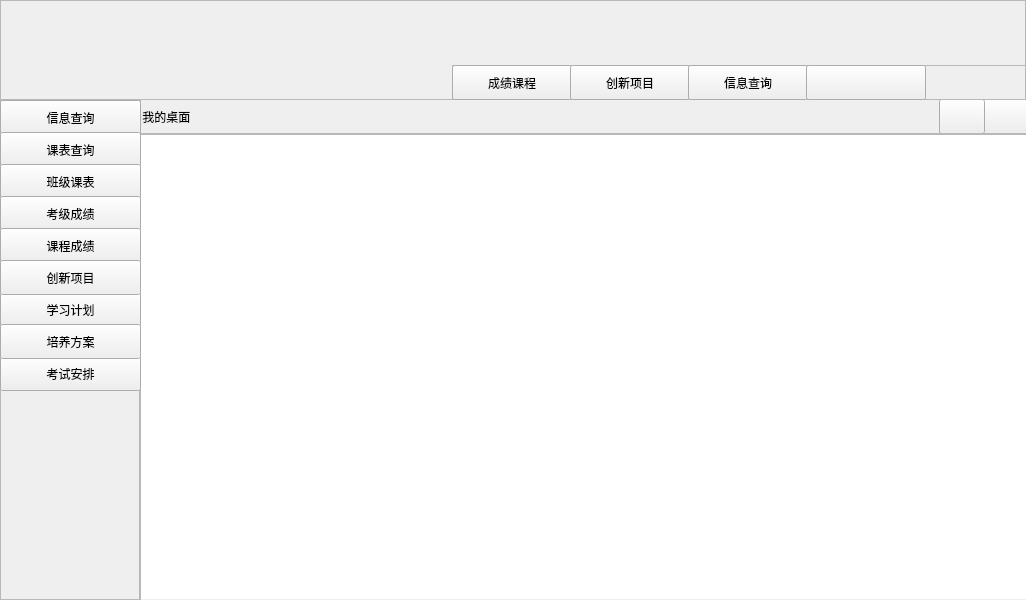
JockJo/fjj, file edumana/edumana/ui/teacher.ui: the form before one commit.
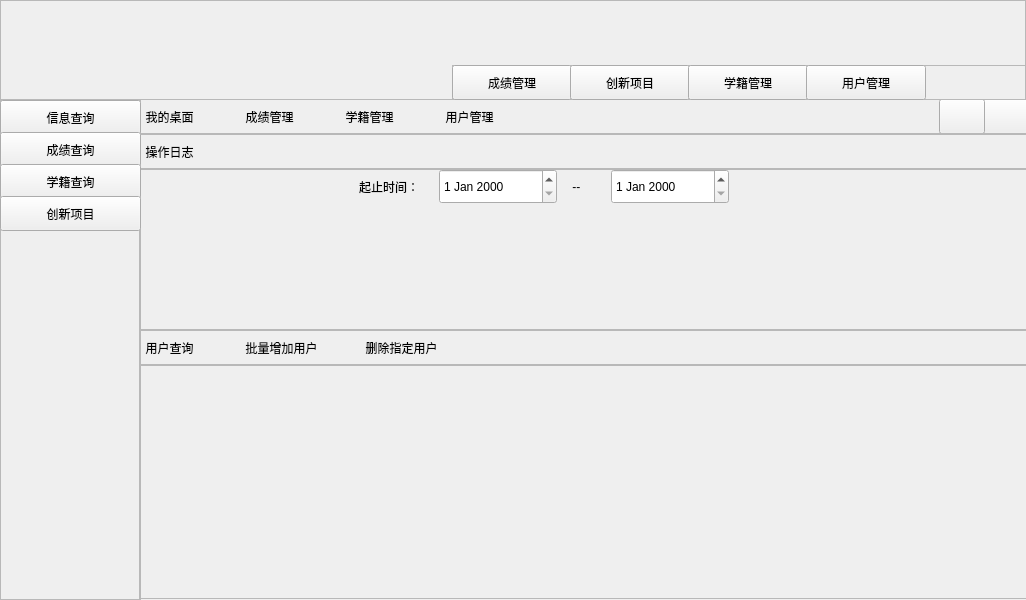
The form after the commit.

The edit to the form file:
```diff
--- a/edumana/edumana/ui/teacher.ui
+++ b/edumana/edumana/ui/teacher.ui
@@ -55,16 +55,6 @@
       <string/>
      </property>
     </widget>
-    <widget class="QTableWidget" name="main_table">
-     <property name="geometry">
-      <rect>
-       <x>0</x>
-       <y>35</y>
-       <width>891</width>
-       <height>466</height>
-      </rect>
-     </property>
-    </widget>
     <widget class="QFrame" name="main_frame">
      <property name="geometry">
       <rect>
@@ -93,10 +83,245 @@
        </rect>
       </property>
       <property name="text">
-       <string> 我的桌面</string>
+       <string>  我的桌面</string>
       </property>
      </widget>
+     <widget class="QLabel" name="label_grade_mana">
+      <property name="enabled">
+       <bool>true</bool>
+      </property>
+      <property name="geometry">
+       <rect>
+        <x>100</x>
+        <y>0</y>
+        <width>100</width>
+        <height>35</height>
+       </rect>
+      </property>
+      <property name="text">
+       <string>  成绩管理</string>
+      </property>
+     </widget>
+     <widget class="QLabel" name="label_roll">
+      <property name="enabled">
+       <bool>true</bool>
+      </property>
+      <property name="geometry">
+       <rect>
+        <x>200</x>
+        <y>0</y>
+        <width>100</width>
+        <height>35</height>
+       </rect>
+      </property>
+      <property name="text">
+       <string>  学籍管理</string>
+      </property>
+     </widget>
+     <widget class="QLabel" name="label_user_man">
+      <property name="enabled">
+       <bool>true</bool>
+      </property>
+      <property name="geometry">
+       <rect>
+        <x>300</x>
+        <y>0</y>
+        <width>100</width>
+        <height>35</height>
+       </rect>
+      </property>
+      <property name="text">
+       <string>  用户管理</string>
+      </property>
+     </widget>
     </widget>
+    <widget class="QFrame" name="main_frame_grade">
+     <property name="geometry">
+      <rect>
+       <x>0</x>
+       <y>35</y>
+       <width>891</width>
+       <height>35</height>
+      </rect>
+     </property>
+     <property name="frameShape">
+      <enum>QFrame::StyledPanel</enum>
+     </property>
+     <property name="frameShadow">
+      <enum>QFrame::Raised</enum>
+     </property>
+     <widget class="QLabel" name="label_logal">
+      <property name="enabled">
+       <bool>true</bool>
+      </property>
+      <property name="geometry">
+       <rect>
+        <x>0</x>
+        <y>0</y>
+        <width>100</width>
+        <height>35</height>
+       </rect>
+      </property>
+      <property name="text">
+       <string>  操作日志</string>
+      </property>
+     </widget>
+    </widget>
+    <widget class="QFrame" name="main_frame_grade_3">
+     <property name="geometry">
+      <rect>
+       <x>0</x>
+       <y>231</y>
+       <width>891</width>
+       <height>35</height>
+      </rect>
+     </property>
+     <property name="frameShape">
+      <enum>QFrame::StyledPanel</enum>
+     </property>
+     <property name="frameShadow">
+      <enum>QFrame::Raised</enum>
+     </property>
+     <widget class="QLabel" name="label_year_14">
+      <property name="enabled">
+       <bool>true</bool>
+      </property>
+      <property name="geometry">
+       <rect>
+        <x>0</x>
+        <y>0</y>
+        <width>100</width>
+        <height>35</height>
+       </rect>
+      </property>
+      <property name="text">
+       <string>  用户查询</string>
+      </property>
+     </widget>
+     <widget class="QLabel" name="label_year_15">
+      <property name="enabled">
+       <bool>true</bool>
+      </property>
+      <property name="geometry">
+       <rect>
+        <x>100</x>
+        <y>0</y>
+        <width>120</width>
+        <height>35</height>
+       </rect>
+      </property>
+      <property name="text">
+       <string>  批量增加用户</string>
+      </property>
+     </widget>
+     <widget class="QLabel" name="label_year_16">
+      <property name="enabled">
+       <bool>true</bool>
+      </property>
+      <property name="geometry">
+       <rect>
+        <x>220</x>
+        <y>0</y>
+        <width>120</width>
+        <height>35</height>
+       </rect>
+      </property>
+      <property name="text">
+       <string>  删除指定用户</string>
+      </property>
+     </widget>
+    </widget>
+    <widget class="QFrame" name="main_frame_grade_2">
+     <property name="geometry">
+      <rect>
+       <x>0</x>
+       <y>70</y>
+       <width>891</width>
+       <height>161</height>
+      </rect>
+     </property>
+     <property name="frameShape">
+      <enum>QFrame::StyledPanel</enum>
+     </property>
+     <property name="frameShadow">
+      <enum>QFrame::Raised</enum>
+     </property>
+     <widget class="QLabel" name="label_year_18">
+      <property name="enabled">
+       <bool>true</bool>
+      </property>
+      <property name="geometry">
+       <rect>
+        <x>430</x>
+        <y>0</y>
+        <width>30</width>
+        <height>35</height>
+       </rect>
+      </property>
+      <property name="text">
+       <string> --</string>
+      </property>
+     </widget>
+     <widget class="QDateEdit" name="dateEdit">
+      <property name="geometry">
+       <rect>
+        <x>300</x>
+        <y>0</y>
+        <width>118</width>
+        <height>35</height>
+       </rect>
+      </property>
+     </widget>
+     <widget class="QDateEdit" name="dateEdit_2">
+      <property name="geometry">
+       <rect>
+        <x>472</x>
+        <y>0</y>
+        <width>118</width>
+        <height>35</height>
+       </rect>
+      </property>
+     </widget>
+     <widget class="QLabel" name="label_year_17">
+      <property name="enabled">
+       <bool>true</bool>
+      </property>
+      <property name="geometry">
+       <rect>
+        <x>220</x>
+        <y>0</y>
+        <width>71</width>
+        <height>35</height>
+       </rect>
+      </property>
+      <property name="text">
+       <string>起止时间：</string>
+      </property>
+     </widget>
+    </widget>
+    <widget class="QFrame" name="main_frame_grade_4">
+     <property name="geometry">
+      <rect>
+       <x>0</x>
+       <y>266</y>
+       <width>891</width>
+       <height>241</height>
+      </rect>
+     </property>
+     <property name="frameShape">
+      <enum>QFrame::StyledPanel</enum>
+     </property>
+     <property name="frameShadow">
+      <enum>QFrame::Raised</enum>
+     </property>
+    </widget>
+    <zorder>size_putton</zorder>
+    <zorder>putton_delete</zorder>
+    <zorder>main_frame_grade</zorder>
+    <zorder>main_frame</zorder>
+    <zorder>main_frame_grade_3</zorder>
+    <zorder>main_frame_grade_2</zorder>
+    <zorder>main_frame_grade_4</zorder>
    </widget>
    <widget class="QFrame" name="frame_top">
     <property name="geometry">
@@ -151,7 +376,7 @@
        </rect>
       </property>
       <property name="text">
-       <string>成绩课程</string>
+       <string>成绩管理</string>
       </property>
      </widget>
      <widget class="QPushButton" name="button_innovations">
@@ -177,7 +402,7 @@
        </rect>
       </property>
       <property name="text">
-       <string>信息查询</string>
+       <string>学籍管理</string>
       </property>
      </widget>
      <widget class="QPushButton" name="button_more">
@@ -190,7 +415,7 @@
        </rect>
       </property>
       <property name="text">
-       <string/>
+       <string>用户管理</string>
       </property>
      </widget>
     </widget>
@@ -238,7 +463,7 @@
       </rect>
      </property>
      <property name="text">
-      <string>课表查询</string>
+      <string>成绩查询</string>
      </property>
      <property name="autoDefault">
       <bool>false</bool>
@@ -254,81 +479,20 @@
       </rect>
      </property>
      <property name="text">
-      <string>班级课表</string>
-     </property>
-     <property name="autoDefault">
-      <bool>false</bool>
-     </property>
-    </widget>
-    <widget class="QPushButton" name="button_grade_test">
-     <property name="geometry">
-      <rect>
-       <x>0</x>
-       <y>96</y>
-       <width>141</width>
-       <height>35</height>
-      </rect>
-     </property>
-     <property name="text">
-      <string>考级成绩</string>
-     </property>
-     <property name="autoDefault">
-      <bool>false</bool>
-     </property>
-    </widget>
-    <widget class="QPushButton" name="button_grade_course">
-     <property name="geometry">
-      <rect>
-       <x>0</x>
-       <y>128</y>
-       <width>141</width>
-       <height>35</height>
-      </rect>
-     </property>
-     <property name="text">
-      <string>课程成绩</string>
-     </property>
-     <property name="autoDefault">
-      <bool>false</bool>
-     </property>
-    </widget>
-    <widget class="QPushButton" name="button_test_scheme">
-     <property name="geometry">
-      <rect>
-       <x>0</x>
-       <y>256</y>
-       <width>141</width>
-       <height>35</height>
-      </rect>
-     </property>
-     <property name="text">
-      <string>考试安排</string>
-     </property>
-     <property name="autoDefault">
-      <bool>false</bool>
-     </property>
-    </widget>
-    <widget class="QPushButton" name="button_study_plan">
-     <property name="geometry">
-      <rect>
-       <x>0</x>
-       <y>192</y>
-       <width>141</width>
-       <height>35</height>
-      </rect>
-     </property>
-     <property name="text">
-      <string>学习计划</string>
+      <string>学籍查询</string>
      </property>
      <property name="autoDefault">
       <bool>false</bool>
      </property>
     </widget>
     <widget class="QPushButton" name="button_innovation">
+     <property name="enabled">
+      <bool>true</bool>
+     </property>
      <property name="geometry">
       <rect>
        <x>0</x>
-       <y>160</y>
+       <y>96</y>
        <width>141</width>
        <height>35</height>
       </rect>
@@ -340,22 +504,6 @@
       <bool>false</bool>
      </property>
     </widget>
-    <widget class="QPushButton" name="button_training_scheme">
-     <property name="geometry">
-      <rect>
-       <x>0</x>
-       <y>224</y>
-       <width>141</width>
-       <height>35</height>
-      </rect>
-     </property>
-     <property name="text">
-      <string>培养方案</string>
-     </property>
-     <property name="autoDefault">
-      <bool>false</bool>
-     </property>
-    </widget>
    </widget>
   </widget>
  </widget>
```
Left out of the diff: 24 changed lines with no effect on the pictures.
